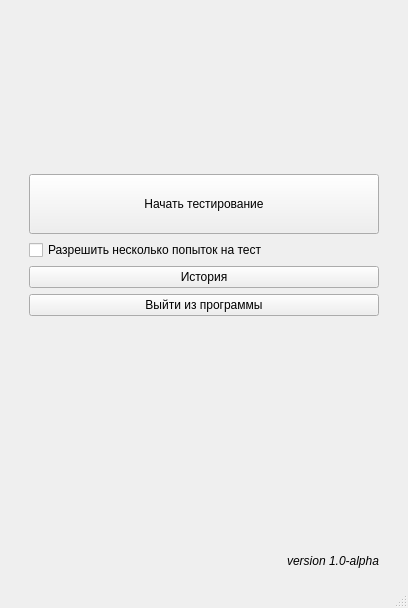
The window that Source/mainwindow.ui (TheEvilRoot/2CourseWork) describes before a commit, drawn with Qt 5.
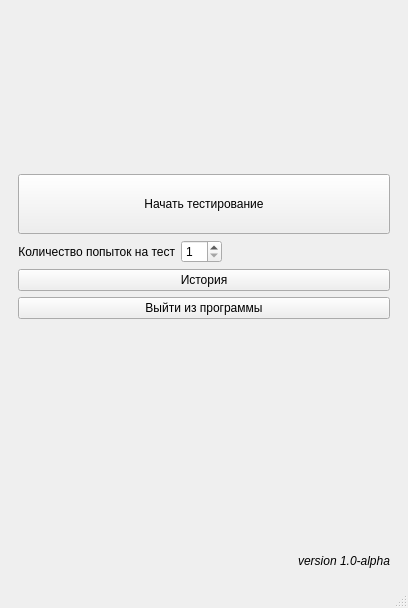
The same window after the commit. The open tabs and pages were chosen to show the change. Icons and pictures are not drawn.

Commit message: Add attempts count choice. Refactored attempts system

What changed in the file:
```diff
--- a/Source/mainwindow.ui
+++ b/Source/mainwindow.ui
@@ -64,26 +64,52 @@
         </item>
         <item row="1" column="0">
          <layout class="QGridLayout" name="gridLayout_6">
-          <item row="8" column="0">
-           <widget class="QLabel" name="versionLabel">
+          <item row="4" column="1">
+           <widget class="QSpinBox" name="attemptsBox">
             <property name="sizePolicy">
-             <sizepolicy hsizetype="Preferred" vsizetype="Maximum">
+             <sizepolicy hsizetype="Minimum" vsizetype="Preferred">
+              <horstretch>0</horstretch>
+              <verstretch>0</verstretch>
+             </sizepolicy>
+            </property>
+            <property name="minimum">
+             <number>1</number>
+            </property>
+            <property name="maximum">
+             <number>10</number>
+            </property>
+           </widget>
+          </item>
+          <item row="4" column="0">
+           <widget class="QLabel" name="label_5">
+            <property name="sizePolicy">
+             <sizepolicy hsizetype="Minimum" vsizetype="Preferred">
               <horstretch>0</horstretch>
               <verstretch>0</verstretch>
              </sizepolicy>
             </property>
             <property name="text">
-             <string>&lt;i&gt;version 1.0-alpha&lt;/i&gt;</string>
-            </property>
-            <property name="textFormat">
-             <enum>Qt::RichText</enum>
+             <string>Количество попыток на тест</string>
             </property>
             <property name="alignment">
-             <set>Qt::AlignBottom|Qt::AlignRight|Qt::AlignTrailing</set>
+             <set>Qt::AlignRight|Qt::AlignTrailing|Qt::AlignVCenter</set>
             </property>
            </widget>
           </item>
-          <item row="3" column="0">
+          <item row="4" column="2">
+           <spacer name="horizontalSpacer">
+            <property name="orientation">
+             <enum>Qt::Horizontal</enum>
+            </property>
+            <property name="sizeHint" stdset="0">
+             <size>
+              <width>40</width>
+              <height>20</height>
+             </size>
+            </property>
+           </spacer>
+          </item>
+          <item row="3" column="0" colspan="3">
            <widget class="QPushButton" name="startSession">
             <property name="sizePolicy">
              <sizepolicy hsizetype="Minimum" vsizetype="Fixed">
@@ -108,34 +134,7 @@
             </property>
            </widget>
           </item>
-          <item row="5" column="0">
-           <widget class="QPushButton" name="showHistory">
-            <property name="text">
-             <string>История</string>
-            </property>
-           </widget>
-          </item>
-          <item row="6" column="0">
-           <widget class="QPushButton" name="go2exit">
-            <property name="text">
-             <string>Выйти из программы</string>
-            </property>
-           </widget>
-          </item>
-          <item row="0" column="0">
-           <widget class="QLabel" name="sessionInfo">
-            <property name="sizePolicy">
-             <sizepolicy hsizetype="Preferred" vsizetype="Maximum">
-              <horstretch>0</horstretch>
-              <verstretch>0</verstretch>
-             </sizepolicy>
-            </property>
-            <property name="text">
-             <string/>
-            </property>
-           </widget>
-          </item>
-          <item row="2" column="0">
+          <item row="2" column="0" colspan="3">
            <spacer name="verticalSpacer_11">
             <property name="orientation">
              <enum>Qt::Vertical</enum>
@@ -151,27 +150,7 @@
             </property>
            </spacer>
           </item>
-          <item row="4" column="0">
-           <widget class="QCheckBox" name="attemptsBox">
-            <property name="text">
-             <string>Разрешить несколько попыток на тест</string>
-            </property>
-           </widget>
-          </item>
-          <item row="7" column="0">
-           <spacer name="verticalSpacer">
-            <property name="orientation">
-             <enum>Qt::Vertical</enum>
-            </property>
-            <property name="sizeHint" stdset="0">
-             <size>
-              <width>20</width>
-              <height>40</height>
-             </size>
-            </property>
-           </spacer>
-          </item>
-          <item row="1" column="0">
+          <item row="1" column="0" colspan="3">
            <widget class="QLabel" name="menuTipView">
             <property name="text">
              <string/>
@@ -190,6 +169,65 @@
             </property>
            </widget>
           </item>
+          <item row="0" column="0" colspan="3">
+           <widget class="QLabel" name="sessionInfo">
+            <property name="sizePolicy">
+             <sizepolicy hsizetype="Preferred" vsizetype="Maximum">
+              <horstretch>0</horstretch>
+              <verstretch>0</verstretch>
+             </sizepolicy>
+            </property>
+            <property name="text">
+             <string/>
+            </property>
+           </widget>
+          </item>
+          <item row="5" column="0" colspan="3">
+           <widget class="QPushButton" name="showHistory">
+            <property name="text">
+             <string>История</string>
+            </property>
+           </widget>
+          </item>
+          <item row="6" column="0" colspan="3">
+           <widget class="QPushButton" name="go2exit">
+            <property name="text">
+             <string>Выйти из программы</string>
+            </property>
+           </widget>
+          </item>
+          <item row="7" column="0" colspan="3">
+           <spacer name="verticalSpacer">
+            <property name="orientation">
+             <enum>Qt::Vertical</enum>
+            </property>
+            <property name="sizeHint" stdset="0">
+             <size>
+              <width>20</width>
+              <height>40</height>
+             </size>
+            </property>
+           </spacer>
+          </item>
+          <item row="8" column="2">
+           <widget class="QLabel" name="versionLabel">
+            <property name="sizePolicy">
+             <sizepolicy hsizetype="Preferred" vsizetype="Maximum">
+              <horstretch>0</horstretch>
+              <verstretch>0</verstretch>
+             </sizepolicy>
+            </property>
+            <property name="text">
+             <string>&lt;i&gt;version 1.0-alpha&lt;/i&gt;</string>
+            </property>
+            <property name="textFormat">
+             <enum>Qt::RichText</enum>
+            </property>
+            <property name="alignment">
+             <set>Qt::AlignBottom|Qt::AlignRight|Qt::AlignTrailing</set>
+            </property>
+           </widget>
+          </item>
          </layout>
         </item>
        </layout>
```
Left out of the diff: 2 changed lines with no effect on the pictures. The commit also changes 7 other files.
